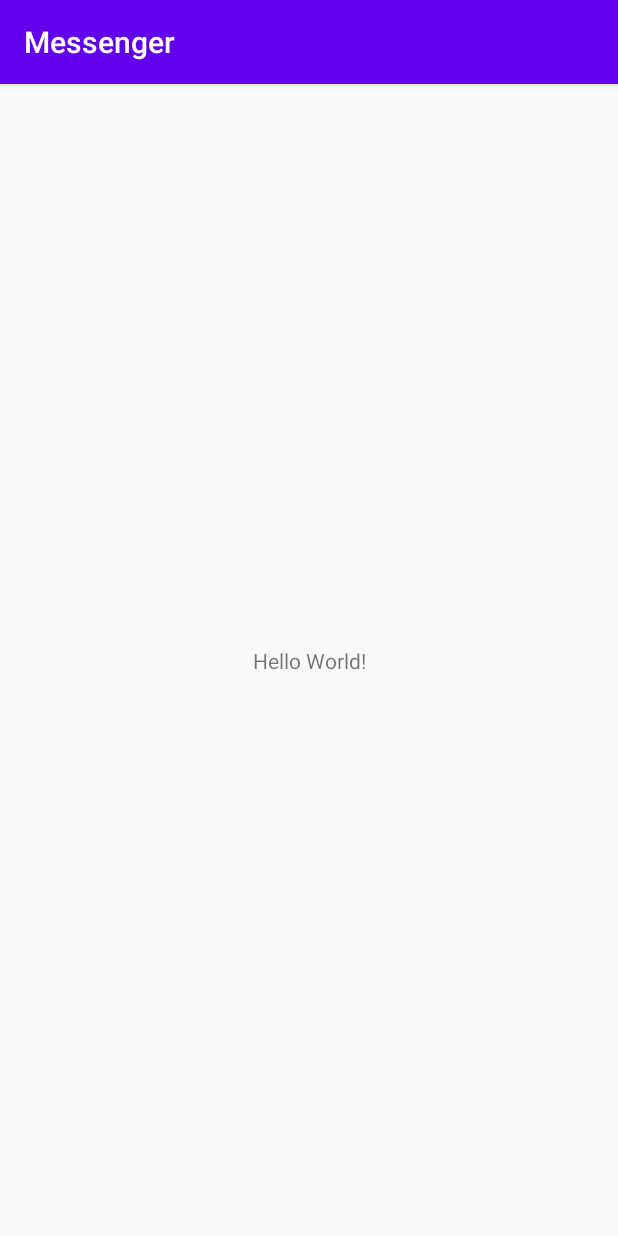
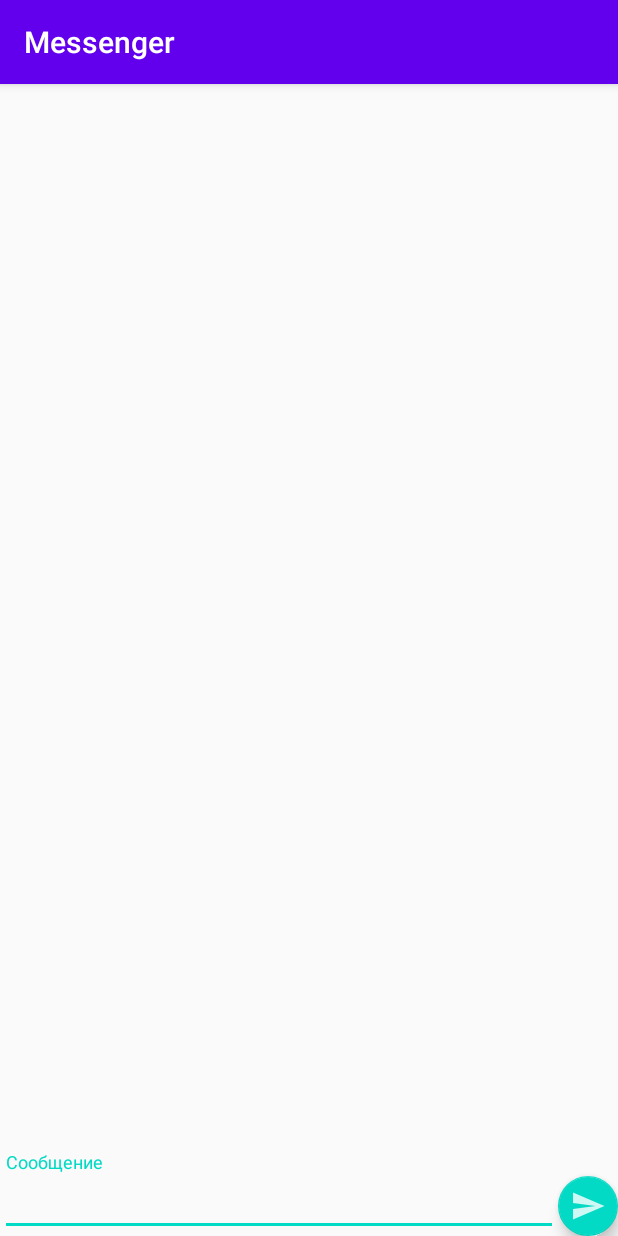
Before and after one commit to g1impse/messenger, an Android app: the screen it shows after launch (MainActivity), on a phone screen of 412 x 824 dp. Run offline under Robolectric (Android 15) with nearby library versions, the phone set to English and light mode, and no system bars.

Commit message:
Создание дизайна

```diff
--- a/app/build.gradle
+++ b/app/build.gradle
@@ -27,9 +27,12 @@ dependencies {
     implementation fileTree(dir: "libs", include: ["*.jar"])
     implementation 'androidx.appcompat:appcompat:1.1.0'
     implementation 'androidx.constraintlayout:constraintlayout:1.1.3'
+    implementation 'com.google.android.material:material:1.0.0'
     testImplementation 'junit:junit:4.12'
     androidTestImplementation 'androidx.test.ext:junit:1.1.1'
     androidTestImplementation 'androidx.test.espresso:espresso-core:3.2.0'
     implementation 'com.google.firebase:firebase-analytics:17.2.2'
-    implementation 'com.android.support:design:1.1.0'
+
+
+
 }
--- /dev/null
+++ b/app/src/main/res/drawable-anydpi/ic_sendButton.xml
@@ -0,0 +1,11 @@
+<vector xmlns:android="http://schemas.android.com/apk/res/android"
+    android:width="24dp"
+    android:height="24dp"
+    android:viewportWidth="24"
+    android:viewportHeight="24"
+    android:tint="#FFFFFF"
+    android:alpha="0.8">
+  <path
+      android:fillColor="@android:color/white"
+      android:pathData="M2.01,21L23,12 2.01,3 2,10l15,2 -15,2z"/>
+</vector>
--- a/app/src/main/res/layout/activity_main.xml
+++ b/app/src/main/res/layout/activity_main.xml
@@ -1,18 +1,47 @@
 <?xml version="1.0" encoding="utf-8"?>
-<androidx.constraintlayout.widget.ConstraintLayout xmlns:android="http://schemas.android.com/apk/res/android"
+<RelativeLayout xmlns:android="http://schemas.android.com/apk/res/android"
     xmlns:app="http://schemas.android.com/apk/res-auto"
     xmlns:tools="http://schemas.android.com/tools"
     android:layout_width="match_parent"
     android:layout_height="match_parent"
     tools:context=".MainActivity">
 
-    <TextView
+    <com.google.android.material.floatingactionbutton.FloatingActionButton
+        android:id="@+id/btnSend"
         android:layout_width="wrap_content"
         android:layout_height="wrap_content"
-        android:text="Hello World!"
-        app:layout_constraintBottom_toBottomOf="parent"
-        app:layout_constraintLeft_toLeftOf="parent"
-        app:layout_constraintRight_toRightOf="parent"
-        app:layout_constraintTop_toTopOf="parent" />
+        android:layout_alignParentBottom="true"
+        android:layout_alignParentRight="true"
+        android:clickable="true"
+        android:src="@drawable/ic_sendButton"
+        android:tint="@android:color/white"
+        app:fabSize="mini"
+        />
 
-</androidx.constraintlayout.widget.ConstraintLayout>
+    <com.google.android.material.textfield.TextInputLayout
+        android:id="@+id/text_layout"
+        android:layout_width="match_parent"
+        android:layout_height="wrap_content"
+        android:layout_alignParentBottom="true"
+        android:layout_alignParentLeft="true"
+        android:layout_toLeftOf="@id/btnSend">
+        <EditText
+            android:layout_width="match_parent"
+            android:layout_height="wrap_content"
+            android:id="@+id/messageField"
+            android:hint="Сообщение"/>
+    </com.google.android.material.textfield.TextInputLayout>
+
+    <ListView
+        android:id="@+id/list_of_messages"
+        android:layout_width="match_parent"
+        android:layout_height="match_parent"
+        android:layout_above="@id/text_layout"
+        android:layout_alignParentTop="true"
+        android:layout_alignParentLeft="true"
+        android:layout_marginBottom="16dp"
+        android:divider="@android:color/transparent"
+        android:dividerHeight="16dp">
+    </ListView>
+
+</RelativeLayout>
```
Also changed, not shown: app/src/main/res/layout/list_item.xml (added, +31 -0 lines), app/src/main/res/drawable-hdpi/ic_sendButton.png (added), app/src/main/res/drawable-mdpi/ic_sendButton.png (added), app/src/main/res/drawable-xhdpi/ic_sendButton.png (added), app/src/main/res/drawable-xxhdpi/ic_sendButton.png (added).
